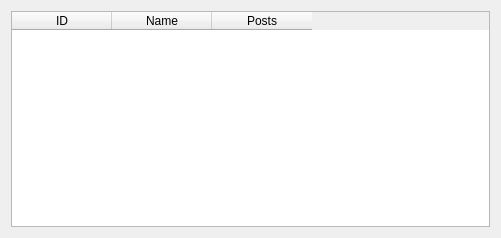
This is danbooru/ui_src/poolwidget.ui in lbeltrame/danbooru-client as Qt 5 draws it before an edit. The edited form follows.
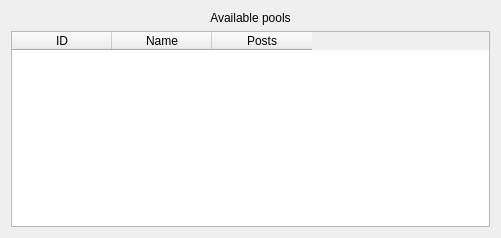
This is the edited form.

Commit message: Improved UI for pool widget

Patch:
```diff
--- a/danbooru/ui_src/poolwidget.ui
+++ b/danbooru/ui_src/poolwidget.ui
@@ -29,6 +29,16 @@
    <property name="sizeConstraint">
     <enum>QLayout::SetDefaultConstraint</enum>
    </property>
+   <item>
+    <widget class="QLabel" name="poolLabel">
+     <property name="text">
+      <string>Available pools</string>
+     </property>
+     <property name="alignment">
+      <set>Qt::AlignCenter</set>
+     </property>
+    </widget>
+   </item>
    <item>
     <widget class="QTableWidget" name="poolDataTable">
      <property name="alternatingRowColors">
```
The commit also changes 1 other file.
